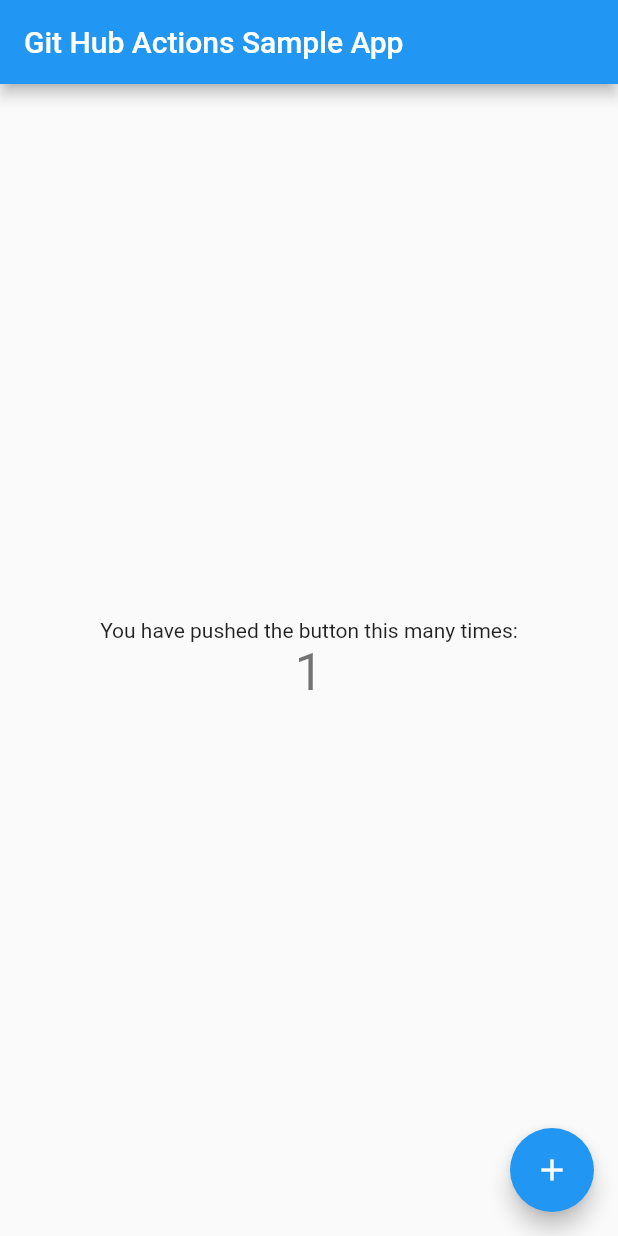
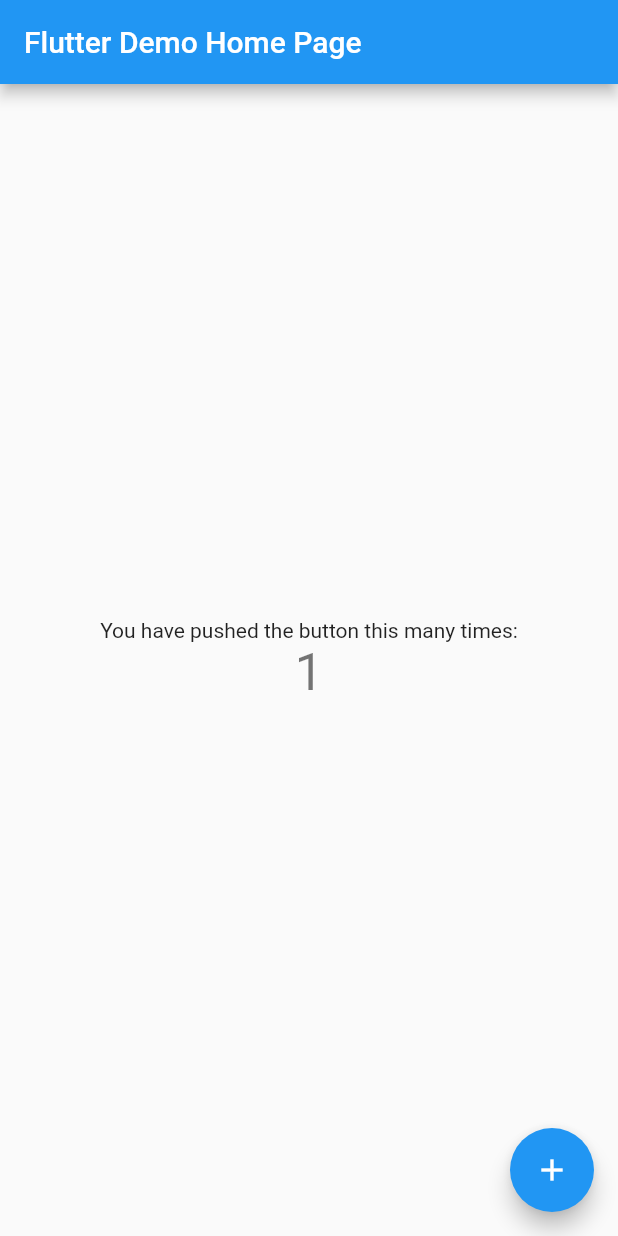
Before and after one commit to harshhaareddy/flutter-githubactions, a Flutter app: the screen it shows after launch, after a tap on the "add" icon, on a phone screen of 412 x 824 dp. Run offline on Flutter 3.47's test engine with Material 2 defaults, Android fonts, the phone set to English and light mode, and no system bars.

Commit message:
Major changes in `Application Source`
Signed-off-by: harshhaareddy <harshhaa03@gmail.com>

```diff
--- a/lib/main.dart
+++ b/lib/main.dart
@@ -1,6 +1,8 @@
 import 'package:flutter/material.dart';
 
-void main() => runApp(MyApp());
+void main() {
+  runApp(MyApp());
+}
 
 class MyApp extends StatelessWidget {
   // This widget is the root of your application.
@@ -20,7 +22,7 @@ class MyApp extends StatelessWidget {
         // is not restarted.
         primarySwatch: Colors.blue,
       ),
-      home: MyHomePage(title: 'Git Hub Actions Sample App'),
+      home: MyHomePage(title: 'Flutter Demo Home Page'),
     );
   }
 }
@@ -96,7 +98,7 @@ class _MyHomePageState extends State<MyHomePage> {
             ),
             Text(
               '$_counter',
-              style: Theme.of(context).textTheme.display1,
+              style: Theme.of(context).textTheme.headline4,
             ),
           ],
         ),
```
Also changed, not shown: pubspec.yaml (+5 -5 lines), pubspec.lock, 22 other files.
